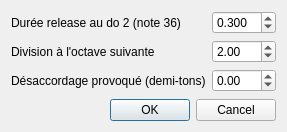
First picture: the form in sources/editor/tools/release/toolrelease_gui.ui, repository davy7125/polyphone, before the edit.
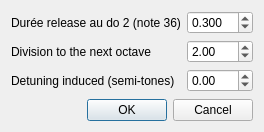
Second picture: the form after the edit.

Diff of the .ui file:
```diff
--- a/sources/editor/tools/release/toolrelease_gui.ui
+++ b/sources/editor/tools/release/toolrelease_gui.ui
@@ -40,7 +40,7 @@
    <item row="1" column="0">
     <widget class="QLabel" name="label_2">
      <property name="text">
-      <string>Division à l'octave suivante</string>
+      <string>Division to the next octave</string>
      </property>
     </widget>
    </item>
@@ -63,7 +63,7 @@
    <item row="2" column="0">
     <widget class="QLabel" name="label_3">
      <property name="text">
-      <string>Désaccordage provoqué (demi-tons)</string>
+      <string>Detuning induced (semi-tones)</string>
      </property>
     </widget>
    </item>
```
